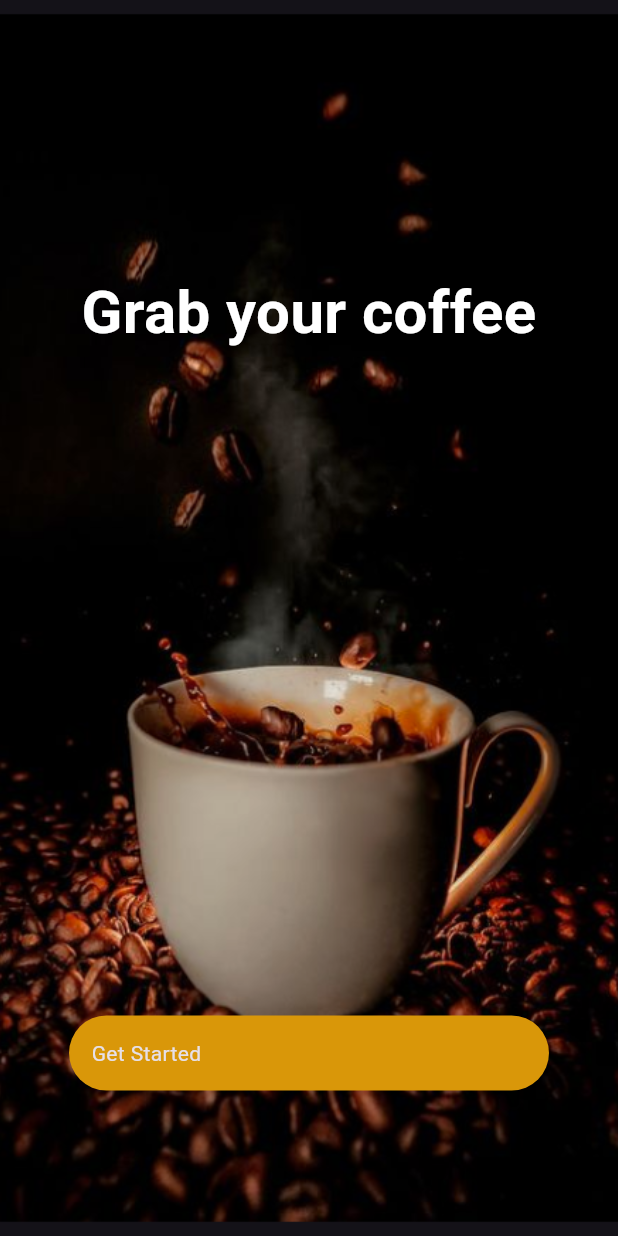
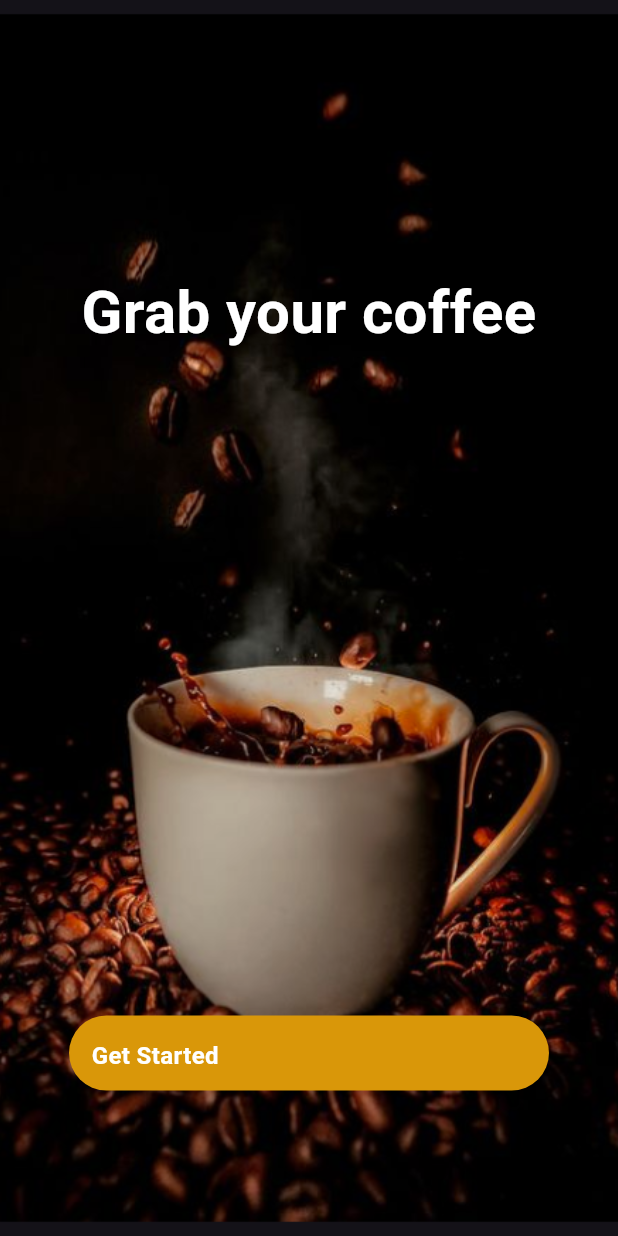
Before and after one commit to buddhimafernando/Coffee_app, a Flutter app: the screen it shows after launch, on a phone screen of 412 x 824 dp. Run offline on Flutter 3.47's test engine with Material 3 defaults, Android fonts, the phone set to English and light mode, and no system bars; our stand-ins replace google_fonts.

Commit message:
designing the button

```diff
--- a/lib/pages/splash_screen.dart
+++ b/lib/pages/splash_screen.dart
@@ -38,6 +38,11 @@ class SplashScreen extends StatelessWidget {
               },
               child: Text(
                 "Get Started",
+                style: TextStyle(
+                  fontSize: 16,
+                  color: Colors.white,
+                  fontWeight: FontWeight.bold
+                ),
               ),
             ),
 
```
